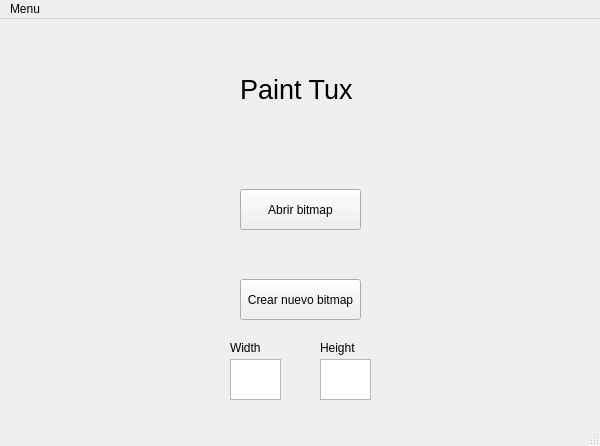
Before: the Qt Designer form PaintTux1/menuwindow.ui in dansecan25/ProyectoDatos2PaintTUX, drawn with Qt 5.
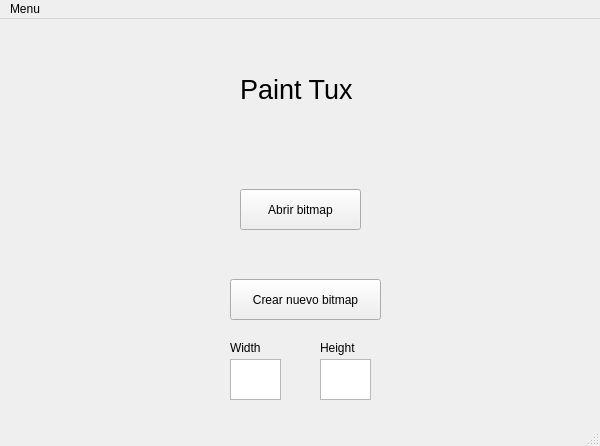
After: the same form once the commit is applied.

```diff
--- a/PaintTux1/menuwindow.ui
+++ b/PaintTux1/menuwindow.ui
@@ -30,9 +30,9 @@
    <widget class="QPushButton" name="newBitmapButton">
     <property name="geometry">
      <rect>
-      <x>240</x>
+      <x>230</x>
       <y>260</y>
-      <width>121</width>
+      <width>151</width>
       <height>41</height>
      </rect>
     </property>
```
